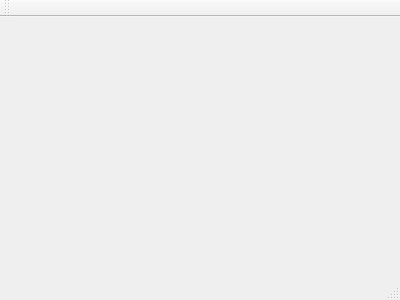
benliepert/networks-project, file Chat_Client/mainwindow.ui: the form before one commit.
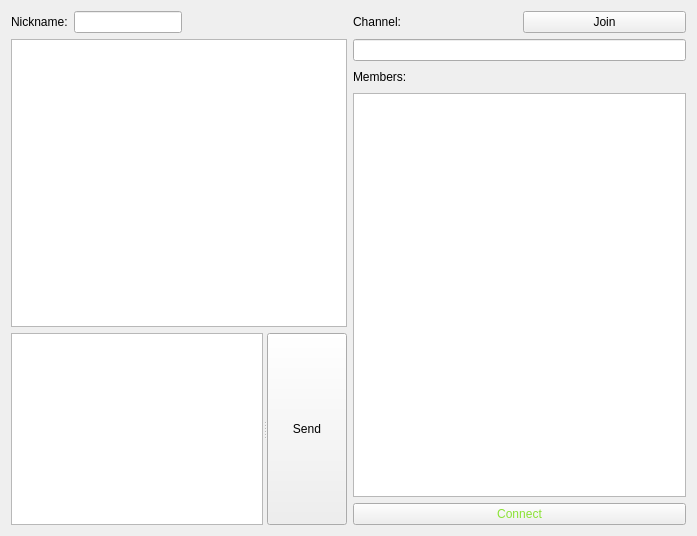
The form after the commit.

Diff of the .ui file:
```diff
--- a/Chat_Client/mainwindow.ui
+++ b/Chat_Client/mainwindow.ui
@@ -1,24 +1,144 @@
 <ui version="4.0">
  <class>MainWindow</class>
- <widget class="QMainWindow" name="MainWindow" >
-  <property name="geometry" >
+ <widget class="QMainWindow" name="MainWindow">
+  <property name="geometry">
    <rect>
     <x>0</x>
     <y>0</y>
-    <width>400</width>
-    <height>300</height>
+    <width>697</width>
+    <height>536</height>
    </rect>
   </property>
   <property name="windowTitle" >
    <string>MainWindow</string>
   </property>
-  <widget class="QMenuBar" name="menuBar" />
-  <widget class="QToolBar" name="mainToolBar" />
-  <widget class="QWidget" name="centralWidget" />
-  <widget class="QStatusBar" name="statusBar" />
+  <widget class="QWidget" name="centralWidget">
+   <layout class="QHBoxLayout" name="horizontalLayout_4">
+    <item>
+     <layout class="QVBoxLayout" name="verticalLayout">
+      <item>
+       <layout class="QHBoxLayout" name="horizontalLayout_3">
+        <item>
+         <layout class="QHBoxLayout" name="horizontalLayout_2">
+          <item>
+           <widget class="QLabel" name="label">
+            <property name="text">
+             <string>Nickname:</string>
+            </property>
+           </widget>
+          </item>
+          <item>
+           <widget class="QLineEdit" name="lineEdit"/>
+          </item>
+         </layout>
+        </item>
+        <item>
+         <spacer name="horizontalSpacer">
+          <property name="orientation">
+           <enum>Qt::Horizontal</enum>
+          </property>
+          <property name="sizeHint" stdset="0">
+           <size>
+            <width>138</width>
+            <height>20</height>
+           </size>
+          </property>
+         </spacer>
+        </item>
+       </layout>
+      </item>
+      <item>
+       <widget class="QTextBrowser" name="textBrowser"/>
+      </item>
+      <item>
+       <widget class="QSplitter" name="splitter">
+        <property name="orientation">
+         <enum>Qt::Horizontal</enum>
+        </property>
+        <widget class="QTextEdit" name="textEdit"/>
+        <widget class="QPushButton" name="pushButton">
+         <property name="text">
+          <string>Send</string>
+         </property>
+        </widget>
+       </widget>
+      </item>
+     </layout>
+    </item>
+    <item>
+     <layout class="QVBoxLayout" name="verticalLayout_3" stretch="0,0,0,0">
+      <property name="sizeConstraint">
+       <enum>QLayout::SetMaximumSize</enum>
+      </property>
+      <item>
+       <layout class="QVBoxLayout" name="verticalLayout_2">
+        <item>
+         <layout class="QHBoxLayout" name="horizontalLayout">
+          <item>
+           <widget class="QLabel" name="label_2">
+            <property name="text">
+             <string>Channel:</string>
+            </property>
+           </widget>
+          </item>
+          <item>
+           <widget class="QPushButton" name="pushButton_2">
+            <property name="text">
+             <string>Join</string>
+            </property>
+           </widget>
+          </item>
+         </layout>
+        </item>
+        <item>
+         <widget class="QLineEdit" name="lineEdit_2"/>
+        </item>
+       </layout>
+      </item>
+      <item>
+       <layout class="QHBoxLayout" name="horizontalLayout_5">
+        <item>
+         <widget class="QLabel" name="label_3">
+          <property name="text">
+           <string>Members:</string>
+          </property>
+         </widget>
+        </item>
+        <item>
+         <spacer name="horizontalSpacer_2">
+          <property name="orientation">
+           <enum>Qt::Horizontal</enum>
+          </property>
+          <property name="sizeHint" stdset="0">
+           <size>
+            <width>40</width>
+            <height>20</height>
+           </size>
+          </property>
+         </spacer>
+        </item>
+       </layout>
+      </item>
+      <item>
+       <widget class="QTextBrowser" name="textBrowser_2"/>
+      </item>
+      <item>
+       <widget class="QPushButton" name="pushButton_3">
+        <property name="styleSheet">
+         <string notr="true">color: rgb(138, 226, 52);
+font: 57 15pt &quot;Ubuntu&quot;;</string>
+        </property>
+        <property name="text">
+         <string>Connect</string>
+        </property>
+       </widget>
+      </item>
+     </layout>
+    </item>
+   </layout>
+  </widget>
  </widget>
- <layoutDefault spacing="6" margin="11" />
- <pixmapfunction></pixmapfunction>
+ <layoutdefault spacing="6" margin="11"/>
  <resources/>
  <connections/>
 </ui>
```
Left out of the diff: 5 changed lines with no effect on the pictures.
